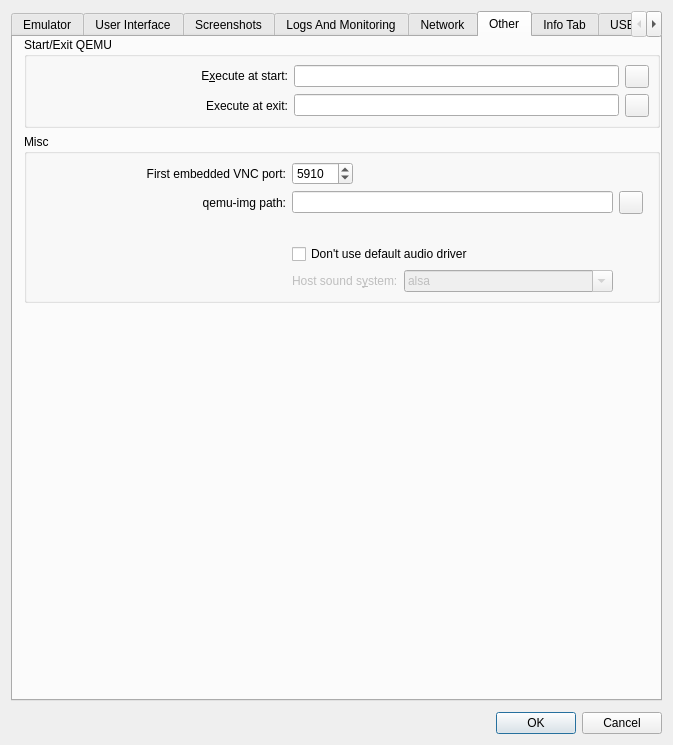
Qt form src/Advanced_Settings_Window.ui (chronic8000/aqemu) before a commit.
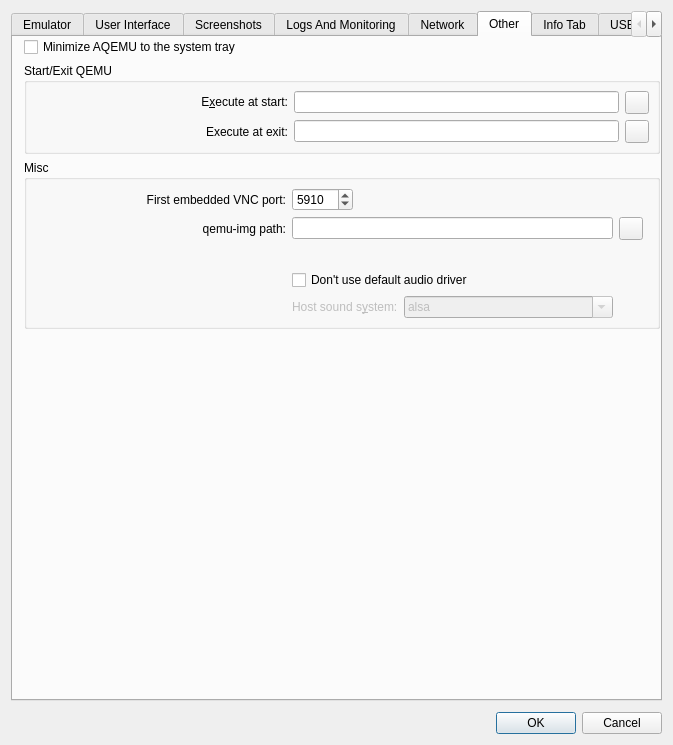
The same form after that commit. The open tabs and pages were chosen to show the change. Icons and pictures are not drawn. Custom widgets are drawn as their Qt base class.

Commit message:
Release AQEMU 1.0.0 for community testing.
Ship CLI-parity Advanced Options, migrate/blockdev UI, guest recipe fixes (Solaris/AIX/Win9x), and a refreshed README calling for outside testers.

Diff of the .ui file:
```diff
--- a/src/Advanced_Settings_Window.ui
+++ b/src/Advanced_Settings_Window.ui
@@ -1351,6 +1351,16 @@
        <property name="bottomMargin">
         <number>0</number>
        </property>
+       <item>
+        <widget class="QCheckBox" name="CH_Minimize_To_Tray">
+         <property name="toolTip">
+          <string>When the main window is minimized, hide it and show a tray icon. Double-click the icon to restore.</string>
+         </property>
+         <property name="text">
+          <string>Minimize AQEMU to the system tray</string>
+         </property>
+        </widget>
+       </item>
        <item>
         <layout class="QVBoxLayout" name="verticalLayout_4">
          <item>
```
The commit also changes 40 other files.
